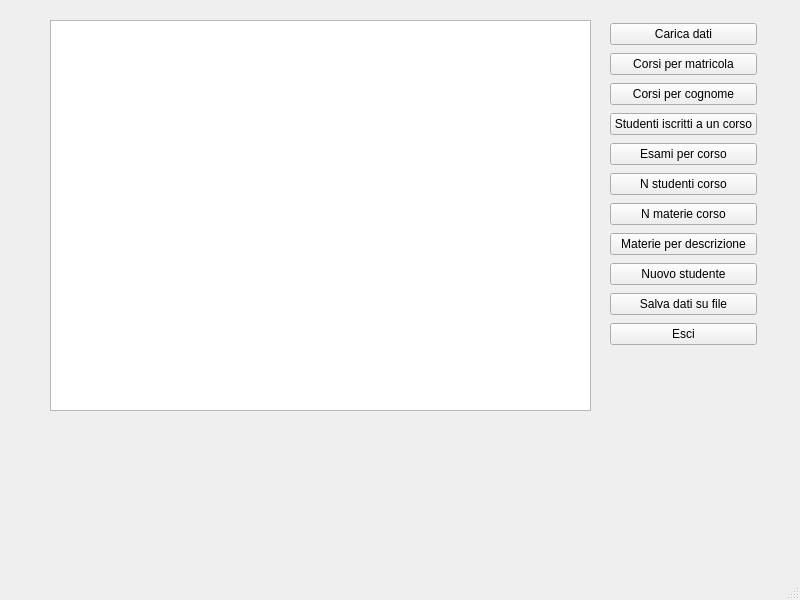
ErnestoPiccinini-Pascal/Progettogrp, file FaChesiaultimo/mainwindow.ui: the form before one commit.
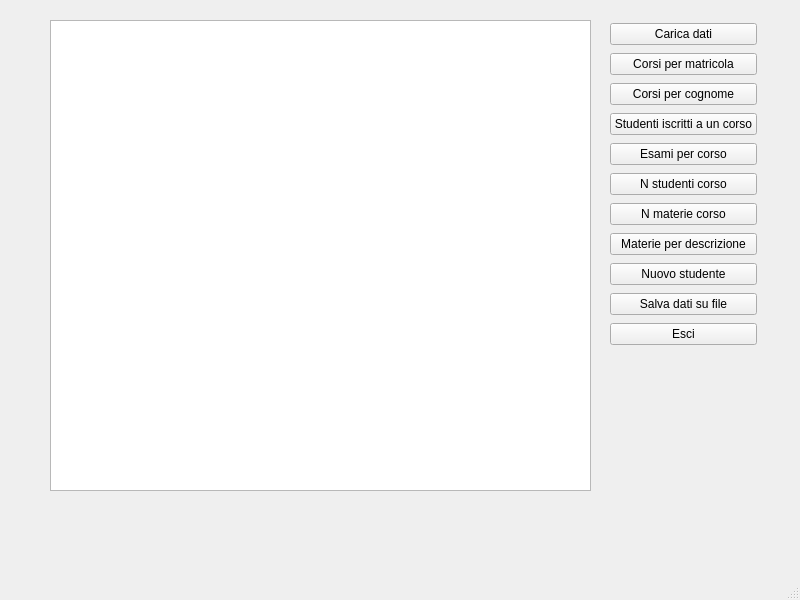
The form after the commit.

```diff
--- a/FaChesiaultimo/mainwindow.ui
+++ b/FaChesiaultimo/mainwindow.ui
@@ -20,11 +20,11 @@
       <x>50</x>
       <y>20</y>
       <width>541</width>
-      <height>391</height>
+      <height>471</height>
      </rect>
     </property>
    </widget>
-   <widget class="QWidget" name="">
+   <widget class="QWidget" name="layoutWidget">
     <property name="geometry">
      <rect>
       <x>610</x>
```
Left out of the diff: 2 changed lines with no effect on the pictures.
